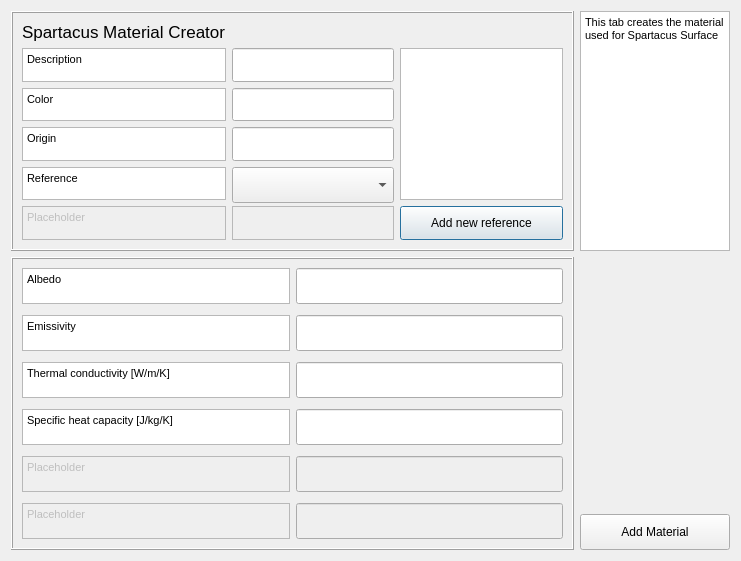
Above: tabs/Spartacus_material_tab.ui from gusbacos/suews_database_manager before the change. Below: the same form after it.
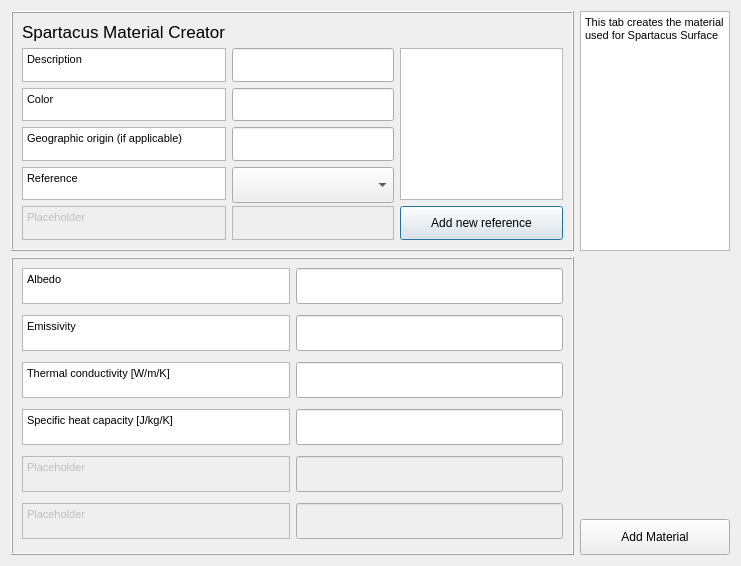
That is the form after the change. Custom widgets are drawn as their Qt base class.

Patch:
```diff
--- a/tabs/Spartacus_material_tab.ui
+++ b/tabs/Spartacus_material_tab.ui
@@ -7,7 +7,7 @@
     <x>0</x>
     <y>0</y>
     <width>741</width>
-    <height>543</height>
+    <height>566</height>
    </rect>
   </property>
   <property name="windowTitle">
@@ -47,8 +47,8 @@
          <string>&lt;!DOCTYPE HTML PUBLIC &quot;-//W3C//DTD HTML 4.0//EN&quot; &quot;http://www.w3.org/TR/REC-html40/strict.dtd&quot;&gt;
 &lt;html&gt;&lt;head&gt;&lt;meta name=&quot;qrichtext&quot; content=&quot;1&quot; /&gt;&lt;style type=&quot;text/css&quot;&gt;
 p, li { white-space: pre-wrap; }
-&lt;/style&gt;&lt;/head&gt;&lt;body style=&quot; font-family:'MS Shell Dlg 2'; font-size:8.25pt; font-weight:400; font-style:normal;&quot;&gt;
-&lt;p style=&quot; margin-top:0px; margin-bottom:0px; margin-left:0px; margin-right:0px; -qt-block-indent:0; text-indent:0px;&quot;&gt;&lt;span style=&quot; font-size:8pt;&quot;&gt;Origin&lt;/span&gt;&lt;/p&gt;&lt;/body&gt;&lt;/html&gt;</string>
+&lt;/style&gt;&lt;/head&gt;&lt;body style=&quot; font-family:'MS Shell Dlg 2'; font-size:7.8pt; font-weight:400; font-style:normal;&quot;&gt;
+&lt;p style=&quot; margin-top:0px; margin-bottom:0px; margin-left:0px; margin-right:0px; -qt-block-indent:0; text-indent:0px;&quot;&gt;&lt;span style=&quot; font-size:8pt;&quot;&gt;Geographic origin (if applicable)&lt;/span&gt;&lt;/p&gt;&lt;/body&gt;&lt;/html&gt;</string>
         </property>
        </widget>
       </item>
```
Left out of the diff: 34 changed lines with no effect on the pictures.
